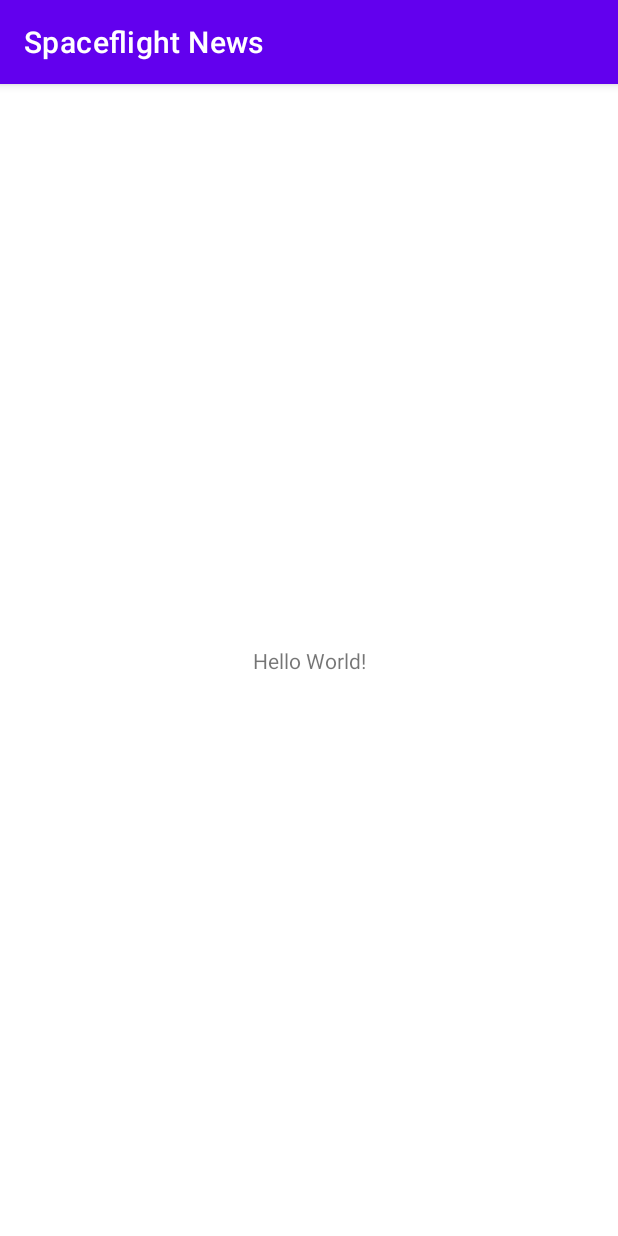
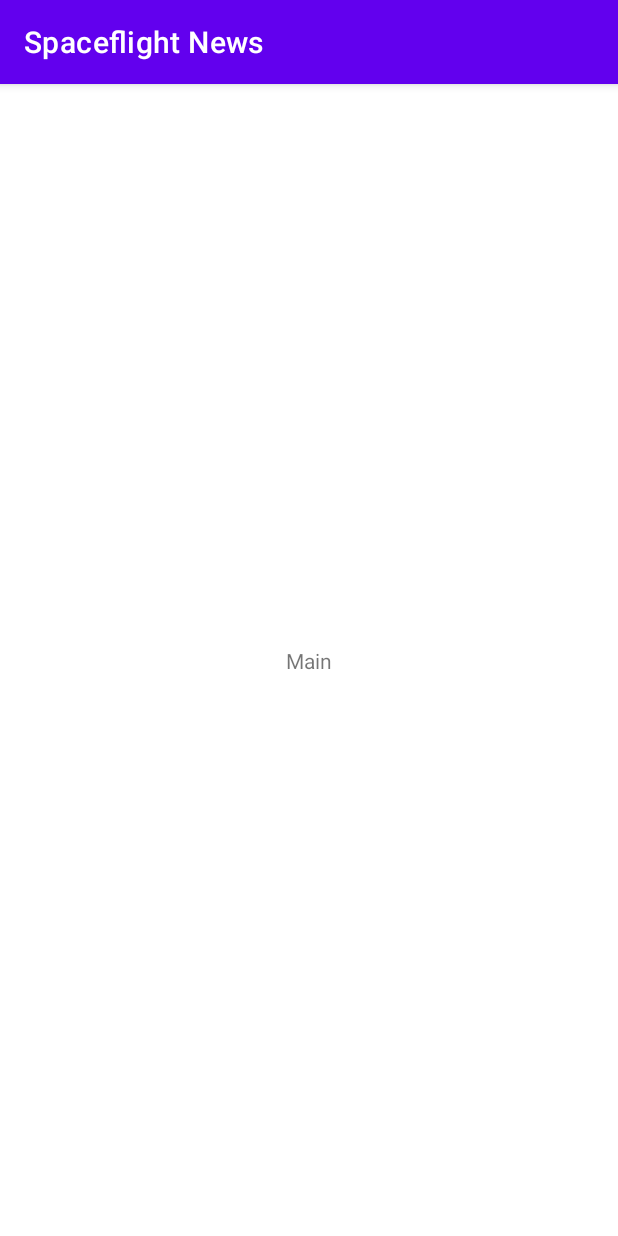
Before and after one commit to PatrikPolkki/Spaceflight-News, an Android app: the screen it shows after launch (MainActivity), on a phone screen of 412 x 824 dp. Run offline under Robolectric (Android 15) with nearby library versions, the phone set to English and light mode, and no system bars.

Commit message:
Fragments and xml files created

```diff
--- /dev/null
+++ b/app/src/main/java/com/example/spaceflightnews/ui/main/MainFragment.kt
@@ -0,0 +1,22 @@
+package com.example.spaceflightnews.ui.main
+
+import android.os.Bundle
+import android.view.LayoutInflater
+import android.view.View
+import android.view.ViewGroup
+import androidx.fragment.app.Fragment
+import com.example.spaceflightnews.databinding.FragmentMainBinding
+
+class MainFragment : Fragment() {
+
+    private lateinit var binding: FragmentMainBinding
+
+    override fun onCreateView(
+        inflater: LayoutInflater,
+        container: ViewGroup?,
+        savedInstanceState: Bundle?
+    ): View {
+        binding = FragmentMainBinding.inflate(layoutInflater)
+        return binding.root
+    }
+}
--- a/app/src/main/res/layout/activity_main.xml
+++ b/app/src/main/res/layout/activity_main.xml
@@ -6,13 +6,16 @@
     android:layout_height="match_parent"
     tools:context=".MainActivity">
 
-    <TextView
-        android:layout_width="wrap_content"
-        android:layout_height="wrap_content"
-        android:text="Hello World!"
-        app:layout_constraintBottom_toBottomOf="parent"
+    <androidx.fragment.app.FragmentContainerView
+        android:id="@+id/nav_host_fragment"
+        android:name="androidx.navigation.fragment.NavHostFragment"
+        android:layout_width="0dp"
+        android:layout_height="0dp"
         app:layout_constraintLeft_toLeftOf="parent"
         app:layout_constraintRight_toRightOf="parent"
-        app:layout_constraintTop_toTopOf="parent" />
+        app:defaultNavHost="true"
+        app:layout_constraintBottom_toBottomOf="parent"
+        app:layout_constraintTop_toTopOf="parent"
+        app:navGraph="@navigation/nav_graph" />
 
 </androidx.constraintlayout.widget.ConstraintLayout>
--- /dev/null
+++ b/app/src/main/res/layout/fragment_main.xml
@@ -0,0 +1,16 @@
+<?xml version="1.0" encoding="utf-8"?>
+<androidx.constraintlayout.widget.ConstraintLayout xmlns:android="http://schemas.android.com/apk/res/android"
+    xmlns:app="http://schemas.android.com/apk/res-auto"
+    android:layout_width="match_parent"
+    android:layout_height="match_parent">
+
+    <TextView
+        android:id="@+id/textView"
+        android:layout_width="wrap_content"
+        android:layout_height="wrap_content"
+        android:text="Main"
+        app:layout_constraintBottom_toBottomOf="parent"
+        app:layout_constraintEnd_toEndOf="parent"
+        app:layout_constraintStart_toStartOf="parent"
+        app:layout_constraintTop_toTopOf="parent" />
+</androidx.constraintlayout.widget.ConstraintLayout>
--- /dev/null
+++ b/app/src/main/res/navigation/nav_graph.xml
@@ -0,0 +1,15 @@
+<?xml version="1.0" encoding="utf-8"?>
+<navigation xmlns:android="http://schemas.android.com/apk/res/android"
+    xmlns:app="http://schemas.android.com/apk/res-auto"
+    android:id="@+id/nav_graph"
+    app:startDestination="@id/mainFragment">
+
+    <fragment
+        android:id="@+id/mainFragment"
+        android:name="com.example.spaceflightnews.ui.main.MainFragment"
+        android:label="MainFragment" />
+    <fragment
+        android:id="@+id/singleFragment"
+        android:name="com.example.spaceflightnews.ui.single.SingleFragment"
+        android:label="SingleFragment" />
+</navigation>
```
Also changed, not shown: app/src/main/java/com/example/spaceflightnews/ui/single/SingleFragment.kt (added, +22 -0 lines), app/src/main/res/layout/fragment_single.xml (added, +16 -0 lines).
